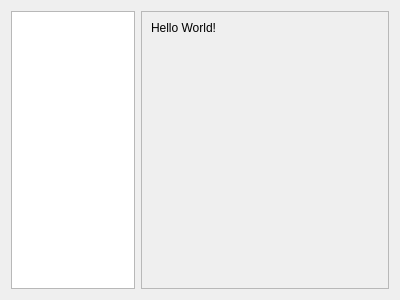
Above: remoteoptionswidget.ui from francoisferrand/remotedev before the change. Below: the same form after it.
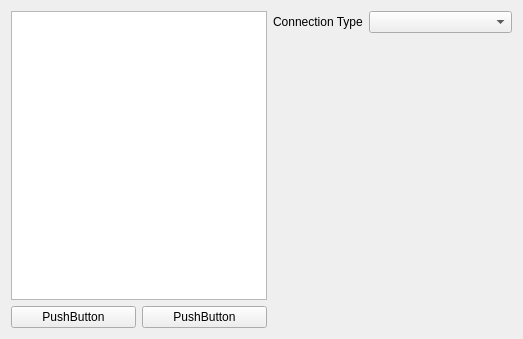
That is the form after the change.

Commit message: "Connections" options page draft

Diff of the .ui file:
```diff
--- a/remoteoptionswidget.ui
+++ b/remoteoptionswidget.ui
@@ -6,8 +6,8 @@
    <rect>
     <x>0</x>
     <y>0</y>
-    <width>400</width>
-    <height>300</height>
+    <width>523</width>
+    <height>339</height>
    </rect>
   </property>
   <property name="windowTitle">
@@ -15,65 +15,92 @@
   </property>
   <layout class="QHBoxLayout" name="horizontalLayout">
    <item>
+    <layout class="QVBoxLayout" name="aliasLayout">
+     <item>
     <widget class="QListView" name="aliasList">
      <property name="sizePolicy">
-      <sizepolicy hsizetype="Minimum" vsizetype="Expanding">
-       <horstretch>2</horstretch>
+        <sizepolicy hsizetype="Maximum" vsizetype="Expanding">
+         <horstretch>0</horstretch>
        <verstretch>0</verstretch>
       </sizepolicy>
      </property>
      <property name="minimumSize">
       <size>
-       <width>40</width>
+         <width>10</width>
        <height>0</height>
       </size>
      </property>
     </widget>
    </item>
    <item>
-    <widget class="QScrollArea" name="connectionSettings">
+      <layout class="QHBoxLayout" name="aliasButtonsLayout">
+       <item>
+        <widget class="QPushButton" name="removeAliasButton">
+         <property name="text">
+          <string>PushButton</string>
+         </property>
+        </widget>
+       </item>
+       <item>
+        <widget class="QPushButton" name="newAliasButton">
+         <property name="text">
+          <string>PushButton</string>
+         </property>
+        </widget>
+       </item>
+      </layout>
+     </item>
+    </layout>
+   </item>
+   <item>
+    <layout class="QVBoxLayout" name="settingsLayout" stretch="0,0">
+     <item>
+      <layout class="QFormLayout" name="formLayout">
+       <property name="sizeConstraint">
+        <enum>QLayout::SetMinimumSize</enum>
+       </property>
+       <item row="1" column="0">
+        <widget class="QLabel" name="connectionTypeLabel">
+         <property name="sizePolicy">
+          <sizepolicy hsizetype="Fixed" vsizetype="Preferred">
+           <horstretch>0</horstretch>
+           <verstretch>0</verstretch>
+          </sizepolicy>
+         </property>
+         <property name="text">
+          <string>Connection Type</string>
+         </property>
+        </widget>
+       </item>
+       <item row="1" column="1">
+        <widget class="QComboBox" name="comboBox">
+         <property name="sizePolicy">
+          <sizepolicy hsizetype="Expanding" vsizetype="Fixed">
+           <horstretch>0</horstretch>
+           <verstretch>0</verstretch>
+          </sizepolicy>
+         </property>
+        </widget>
+       </item>
+      </layout>
+     </item>
+     <item>
+      <widget class="QWidget" name="widget" native="true">
      <property name="sizePolicy">
       <sizepolicy hsizetype="Expanding" vsizetype="Expanding">
        <horstretch>4</horstretch>
-       <verstretch>0</verstretch>
-      </sizepolicy>
-     </property>
-     <property name="widgetResizable">
-      <bool>true</bool>
-     </property>
-     <widget class="QWidget" name="scrollAreaWidgetContents">
-      <property name="geometry">
-       <rect>
-        <x>0</x>
-        <y>0</y>
-        <width>251</width>
-        <height>284</height>
-       </rect>
-      </property>
-      <layout class="QVBoxLayout" name="verticalLayout">
-       <item>
-        <widget class="QLabel" name="helloWorld">
-         <property name="text">
-          <string>Hello World!</string>
-         </property>
-        </widget>
-       </item>
-       <item>
-        <spacer name="verticalSpacer">
-         <property name="orientation">
-          <enum>Qt::Vertical</enum>
-         </property>
-         <property name="sizeHint" stdset="0">
+         <verstretch>2</verstretch>
+        </sizepolicy>
+       </property>
+       <property name="minimumSize">
           <size>
-           <width>20</width>
-           <height>40</height>
-          </size>
-         </property>
-        </spacer>
-       </item>
-      </layout>
-     </widget>
-    </widget>
+         <width>50</width>
+         <height>0</height>
+        </size>
+       </property>
+      </widget>
+     </item>
+    </layout>
    </item>
   </layout>
  </widget>
```
Lines whose indentation alone changed are shown as unchanged.
